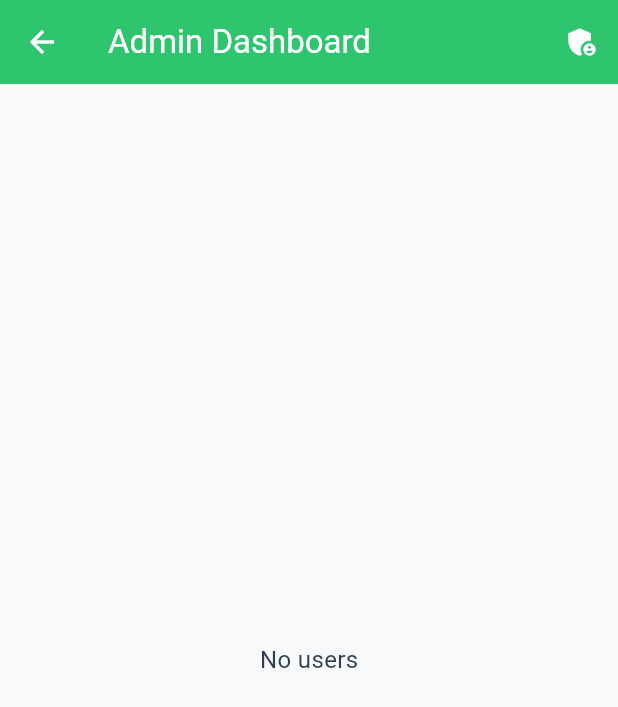
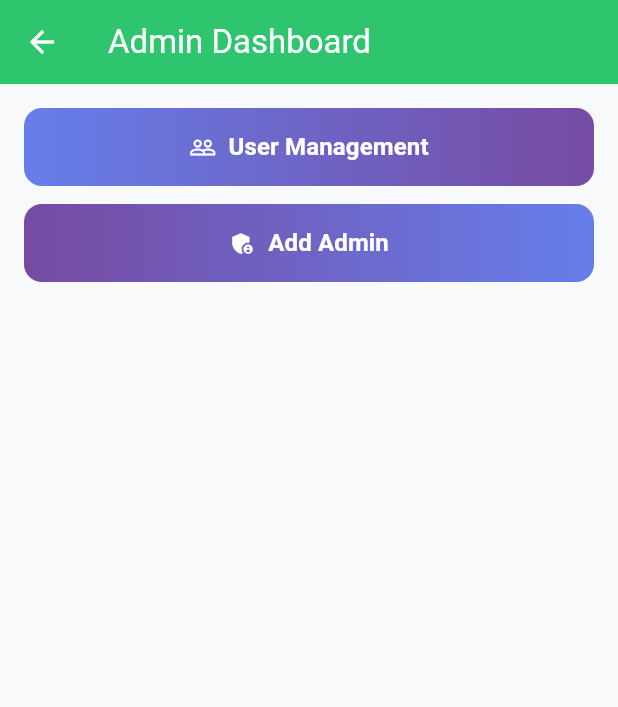
Before and after one commit to matheeshaW/swapwear, a Flutter app: the AdminDashboard screen opened by its route, on a phone screen of 412 x 824 dp. Shown: the top 707 px of the screen. Run offline on Flutter 3.47's test engine with Material 3 defaults, Android fonts, the phone set to English and light mode, and no system bars; our stand-ins replace cloud_firestore, cloud_functions, firebase_auth, firebase_core, firebase_storage, google_sign_in and 1 more; accounts and stored records are empty; network calls fail.

Commit message:
changed how admin dash usermanagemnt looks

```diff
--- a/lib/screens/admin_dashboard.dart
+++ b/lib/screens/admin_dashboard.dart
@@ -15,6 +15,7 @@ class _AdminDashboardState extends State<AdminDashboard> {
   final _adminService = AdminService();
   bool _isAdmin = false;
   bool _loading = true;
+  bool _showUserManagement = false;
 
   @override
   void initState() {
@@ -179,25 +180,104 @@ class _AdminDashboardState extends State<AdminDashboard> {
     }
     return Scaffold(
       backgroundColor: const Color(0xFFF8F9FA),
-      appBar: AppBar(
-        title: const Text('Admin Dashboard'),
-        actions: [
-          IconButton(
+      appBar: AppBar(title: const Text('Admin Dashboard')),
+      body: SingleChildScrollView(
+        child: Padding(
+          padding: const EdgeInsets.all(16.0),
+          child: Column(
+            crossAxisAlignment: CrossAxisAlignment.start,
+            children: [
+              Container(
+                height: 52,
+                margin: const EdgeInsets.only(bottom: 12),
+                decoration: BoxDecoration(
+                  gradient: const LinearGradient(
+                    colors: [Color(0xFF667eea), Color(0xFF764ba2)],
+                    begin: Alignment.centerLeft,
+                    end: Alignment.centerRight,
+                  ),
+                  borderRadius: BorderRadius.circular(12),
+                ),
+                child: ElevatedButton.icon(
+                  icon: const Icon(Icons.people_outline, color: Colors.white),
+                  label: const Text(
+                    'User Management',
+                    style: TextStyle(
+                      color: Colors.white,
+                      fontWeight: FontWeight.w600,
+                      fontSize: 16,
+                    ),
+                  ),
+                  style: ElevatedButton.styleFrom(
+                    backgroundColor: Colors.transparent,
+                    shadowColor: Colors.transparent,
+                    shape: RoundedRectangleBorder(
+                      borderRadius: BorderRadius.circular(12),
+                    ),
+                    minimumSize: const Size.fromHeight(52),
+                  ),
+                  onPressed: () {
+                    setState(() {
+                      _showUserManagement = !_showUserManagement;
+                    });
+                  },
+                ),
+              ),
+              Container(
+                height: 52,
+                margin: const EdgeInsets.only(bottom: 24),
+                decoration: BoxDecoration(
+                  gradient: const LinearGradient(
+                    colors: [Color(0xFF764ba2), Color(0xFF667eea)],
+                    begin: Alignment.centerLeft,
+                    end: Alignment.centerRight,
+                  ),
+                  borderRadius: BorderRadius.circular(12),
+                ),
+                child: ElevatedButton.icon(
+                  icon: const Icon(
+                    Icons.admin_panel_settings,
+                    color: Colors.white,
+                  ),
+                  label: const Text(
+                    'Add Admin',
+                    style: TextStyle(
+                      color: Colors.white,
+                      fontWeight: FontWeight.w600,
+                      fontSize: 16,
+                    ),
+                  ),
+                  style: ElevatedButton.styleFrom(
+                    backgroundColor: Colors.transparent,
+                    shadowColor: Colors.transparent,
+                    shape: RoundedRectangleBorder(
+                      borderRadius: BorderRadius.circular(12),
+                    ),
+                    minimumSize: const Size.fromHeight(52),
+                  ),
                   onPressed: _addAdminDialog,
-            icon: const Icon(Icons.admin_panel_settings),
                 ),
-        ],
               ),
-      body: StreamBuilder<QuerySnapshot<Map<String, dynamic>>>(
+              // Placeholder for future admin features
+              // Example: Analytics, Reports, etc.
+              if (_showUserManagement) ...[
+                const Text(
+                  'All Users',
+                  style: TextStyle(fontSize: 20, fontWeight: FontWeight.bold),
+                ),
+                const SizedBox(height: 12),
+                SizedBox(
+                  height: 600, // or MediaQuery height - adjust as needed
+                  child: StreamBuilder<QuerySnapshot<Map<String, dynamic>>>(
                     stream: _adminService.streamAllUsers(),
                     builder: (context, snapshot) {
                       if (!snapshot.hasData) {
                         return const Center(child: CircularProgressIndicator());
                       }
                       final docs = snapshot.data!.docs;
-          if (docs.isEmpty) return const Center(child: Text('No users'));
+                      if (docs.isEmpty)
+                        return const Center(child: Text('No users'));
                       return ListView.builder(
-            padding: const EdgeInsets.all(16),
                         itemCount: docs.length,
                         itemBuilder: (context, index) {
                           final d = docs[index].data();
@@ -233,7 +313,9 @@ class _AdminDashboardState extends State<AdminDashboard> {
                               ),
                               title: Text(
                                 title.toString(),
-                    style: const TextStyle(fontWeight: FontWeight.w600),
+                                style: const TextStyle(
+                                  fontWeight: FontWeight.w600,
+                                ),
                               ),
                               subtitle: Text(email.toString()),
                               trailing: Row(
@@ -241,7 +323,8 @@ class _AdminDashboardState extends State<AdminDashboard> {
                                 children: [
                                   IconButton(
                                     tooltip: 'Edit',
-                        onPressed: () => _editUserDialog(docs[index]),
+                                    onPressed: () =>
+                                        _editUserDialog(docs[index]),
                                     icon: const Icon(Icons.edit_outlined),
                                   ),
                                   IconButton(
@@ -251,19 +334,27 @@ class _AdminDashboardState extends State<AdminDashboard> {
                                           await showDialog<bool>(
                                             context: context,
                                             builder: (context) => AlertDialog(
-                                  title: const Text('Deactivate user?'),
+                                              title: const Text(
+                                                'Deactivate user?',
+                                              ),
                                               content: Text(
                                                 'This will delete profile for $uid.',
                                               ),
                                               actions: [
                                                 TextButton(
                                                   onPressed: () =>
-                                          Navigator.pop(context, false),
+                                                      Navigator.pop(
+                                                        context,
+                                                        false,
+                                                      ),
                                                   child: const Text('Cancel'),
                                                 ),
                                                 ElevatedButton(
                                                   onPressed: () =>
-                                          Navigator.pop(context, true),
+                                                      Navigator.pop(
+                                                        context,
+                                                        true,
+                                                      ),
                                                   child: const Text('Delete'),
                                                 ),
                                               ],
@@ -284,6 +375,12 @@ class _AdminDashboardState extends State<AdminDashboard> {
                       );
                     },
                   ),
+                ),
+              ],
+            ],
+          ),
+        ),
+      ),
     );
   }
 }
```
Lines whose indentation alone changed are shown as unchanged.
